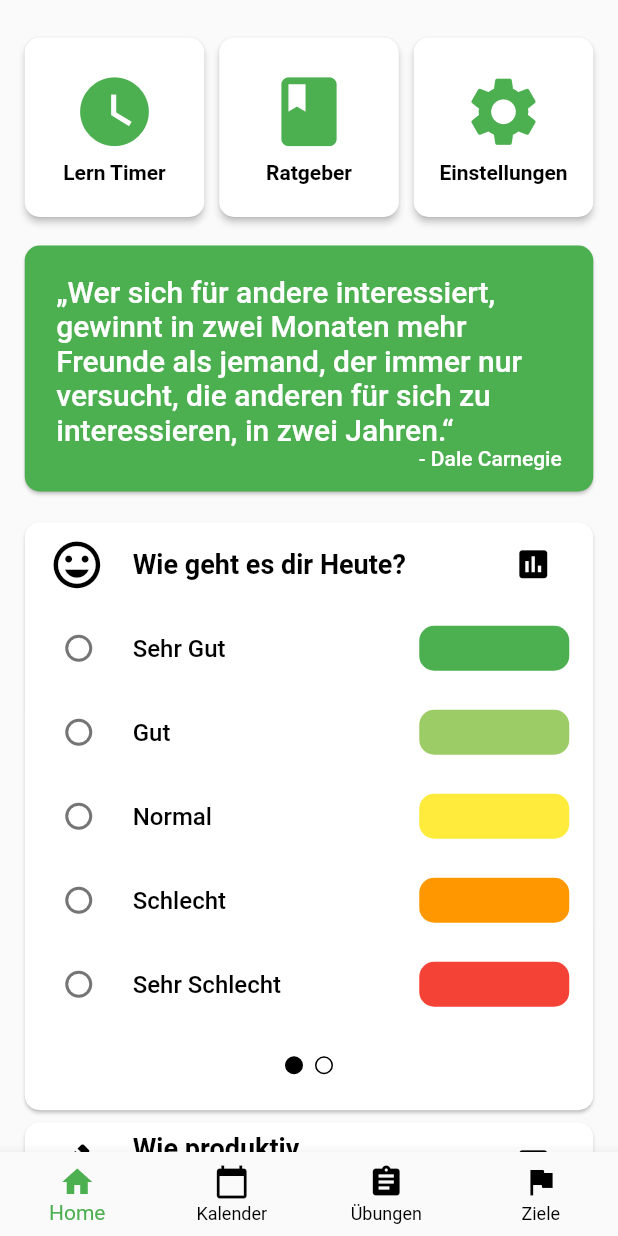
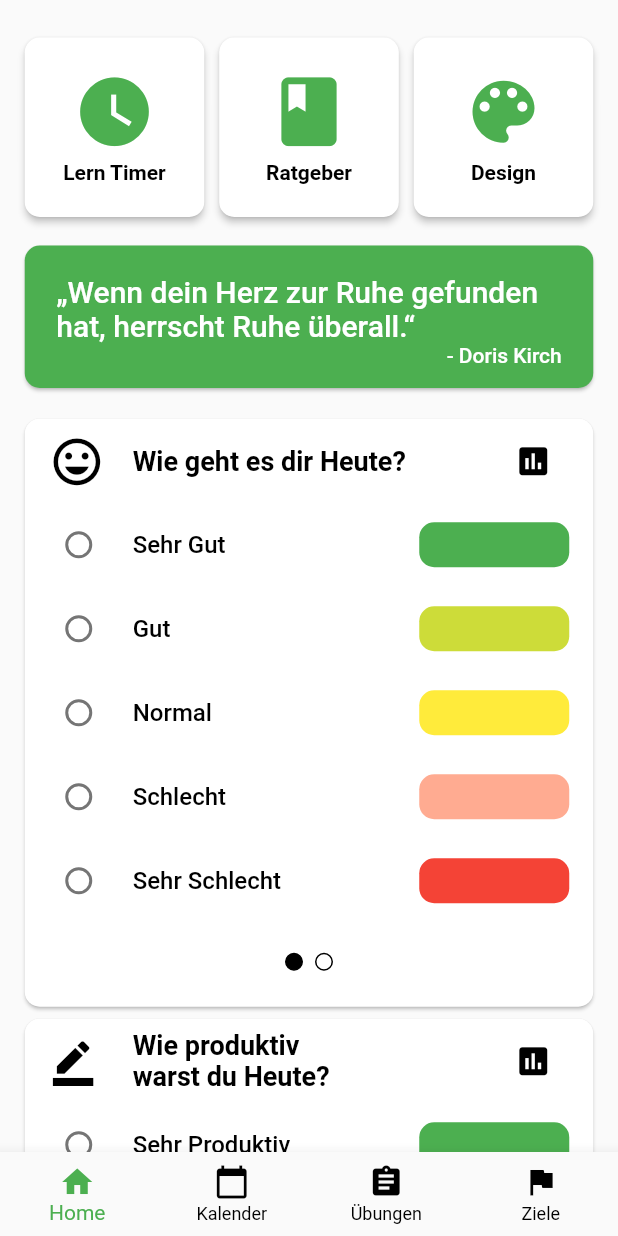
Before and after one commit to Hankyyy/achtsamkeits-app, a Flutter app: the screen it shows after launch, on a phone screen of 412 x 824 dp. Run offline on Flutter 3.47's test engine with Material 2 defaults, Android fonts, the light colour scheme and no system bars; our stand-ins replace audioplayers, auto_size_text, charts_flutter, dynamic_theme, percent_indicator, sqflite and 1 more; missing offline and left inert: flutter_duration_picker; accounts and stored records are empty.

Commit message:
Einstellung zu Design, Animationen, Tracker

```diff
--- a/lib/HomeScreen/ButtonWidget.dart
+++ b/lib/HomeScreen/ButtonWidget.dart
@@ -85,7 +85,7 @@
               mainAxisAlignment: MainAxisAlignment.center,
               children: <Widget>[
                 Icon(
-                  Icons.settings,
+                  Icons.color_lens,
                   size: _quButtonIconSize,
                   color: Theme.of(context).primaryColor,
                 ),
@@ -93,9 +93,9 @@
                   padding: EdgeInsets.only(top: 5.0),
                 ),
                 Text(
-                  "Einstellungen",
+                  "Design",
                   style: Theme.of(context).textTheme.button,
-                )
+                ),
               ],
             ),
             onPressed: () {
--- a/lib/HomeScreen/GefuhlTrackerWidget.dart
+++ b/lib/HomeScreen/GefuhlTrackerWidget.dart
@@ -149,7 +149,7 @@
                     height: 30.0,
                     width: 100.0,
                     decoration: BoxDecoration(
-                        color: Colors.lightGreen[400],
+                        color: Colors.lime,
                         borderRadius:
                         BorderRadius.all(const Radius.circular(10.0))),
                   ),
@@ -183,7 +183,7 @@
                     height: 30.0,
                     width: 100.0,
                     decoration: BoxDecoration(
-                        color: Colors.orange,
+                        color: Colors.deepOrange[200],
                         borderRadius:
                         BorderRadius.all(const Radius.circular(10.0))),
                   ),
@@ -262,7 +262,7 @@
                   height: 30.0,
                   width: 100.0,
                   decoration: BoxDecoration(
-                      color: Colors.lightGreen[400],
+                      color: Colors.lime,
                       borderRadius:
                           BorderRadius.all(const Radius.circular(10.0))),
                 ),
@@ -326,7 +326,7 @@
                   height: 30.0,
                   width: 100.0,
                   decoration: BoxDecoration(
-                      color: Colors.orange,
+                      color: Colors.deepOrange[200],
                       borderRadius:
                           BorderRadius.all(const Radius.circular(10.0))),
                 ),
@@ -413,7 +413,9 @@
           [
             charts.Series<gefTemp, String>(
               id: 'Gefühle',
-              colorFn: (_, __) => charts.MaterialPalette.gray.shadeDefault,
+              measureUpperBoundFn: (gefTemp sales, int) => 5,
+              measureLowerBoundFn: (gefTemp sales, int) => 5,
+              colorFn: (gefTemp sales, __) => getColor(sales.sales),
               domainFn: (gefTemp sales, _) => sales.date,
               measureFn: (gefTemp sales, _) => sales.sales,
               data: getList(gef),
@@ -429,6 +431,22 @@
         );
       },
     );
+  }
+
+  charts.Color getColor(int i) {
+
+    switch(i){
+
+      case 0: return charts.MaterialPalette.white; break;
+      case 1: return charts.MaterialPalette.red.shadeDefault; break;
+      case 2: return charts.MaterialPalette.deepOrange.shadeDefault.lighter; break;
+      case 3: return charts.MaterialPalette.yellow.shadeDefault; break;
+      case 4: return charts.MaterialPalette.lime.shadeDefault; break;
+      case 5: return charts.MaterialPalette.green.shadeDefault; break;
+
+    }
+
+
   }
 
   List<gefTemp> getList(var gef) {
--- a/lib/HomeScreen/ProduktivitatTrackerWidget.dart
+++ b/lib/HomeScreen/ProduktivitatTrackerWidget.dart
@@ -142,7 +142,7 @@
                     height: 30.0,
                     width: 100.0,
                     decoration: BoxDecoration(
-                        color: Colors.lightGreen[400],
+                        color: Colors.lime,
                         borderRadius:
                         BorderRadius.all(const Radius.circular(10.0))),
                   ),
@@ -176,7 +176,7 @@
                     height: 30.0,
                     width: 100.0,
                     decoration: BoxDecoration(
-                        color: Colors.orange,
+                        color: Colors.deepOrange[200],
                         borderRadius:
                         BorderRadius.all(const Radius.circular(10.0))),
                   ),
@@ -250,7 +250,7 @@
                   height: 30.0,
                   width: 100.0,
                   decoration: BoxDecoration(
-                      color: Colors.lightGreen[400],
+                      color: Colors.lime,
                       borderRadius:
                           BorderRadius.all(const Radius.circular(10.0))),
                 ),
@@ -310,7 +310,7 @@
                   height: 30.0,
                   width: 100.0,
                   decoration: BoxDecoration(
-                      color: Colors.orange,
+                      color: Colors.deepOrange[200],
                       borderRadius:
                           BorderRadius.all(const Radius.circular(10.0))),
                 ),
@@ -393,7 +393,10 @@
           [
             charts.Series<proTemp, String>(
               id: 'Produktivität',
-              colorFn: (_, __) => charts.MaterialPalette.gray.shadeDefault,
+
+              measureUpperBoundFn: (proTemp sales, int) => 5,
+              measureLowerBoundFn: (proTemp sales, int) => 5,
+              colorFn: (proTemp sales, __) => getColor(sales.sales),
               domainFn: (proTemp sales, _) => sales.date,
               measureFn: (proTemp sales, _) => sales.sales,
               data: getList(pro),
@@ -409,6 +412,22 @@
         );
       },
     );
+  }
+
+  charts.Color getColor(int i) {
+
+    switch(i){
+
+      case 0: return charts.MaterialPalette.white; break;
+      case 1: return charts.MaterialPalette.red.shadeDefault; break;
+      case 2: return charts.MaterialPalette.deepOrange.shadeDefault.lighter; break;
+      case 3: return charts.MaterialPalette.yellow.shadeDefault; break;
+      case 4: return charts.MaterialPalette.lime.shadeDefault; break;
+      case 5: return charts.MaterialPalette.green.shadeDefault; break;
+
+    }
+
+
   }
 
   List<proTemp> getList(var gef) {
--- a/lib/HomeScreen/ZitatWidgetUtils.dart
+++ b/lib/HomeScreen/ZitatWidgetUtils.dart
@@ -153,5 +153,23 @@
           "Ungewohnte Situationen können bedrohlich wirken. Du siehst dich um und es ist unheimlich und anders. Aber ihnen in's Gesicht zu sehen, sich ihnen zu stellen wie ein Stier, daran wachsen wir Menschen.",
       autor: "Rick Sanchez",
     ),
+    Zitat(
+      id: 25,
+      inhalt:
+      "Eine halbe Stunde Meditation ist absolut notwendig, außer, wenn man sehr beschäftigt ist, dann braucht man eine ganze Stunde.",
+      autor: "Franz von Sales",
+    ),
+    Zitat(
+      id: 25,
+      inhalt:
+      "Das Leben ist kein Problem, das es zu lösen, sondern eine Wirklichkeit, die es zu erfahren gilt.",
+      autor: "Buddha",
+    ),
+    Zitat(
+      id: 25,
+      inhalt:
+      "Meditation macht aus uns niemand anderen, sondern den, der wir immer gewesen sind.",
+      autor: "Carl Friedrich von Weizsäcker",
+    ),
   ];
 }
--- a/lib/RatgeberScreen/RatgeberScreen.dart
+++ b/lib/RatgeberScreen/RatgeberScreen.dart
@@ -51,7 +51,7 @@
                     padding: EdgeInsets.only(left: 15, right: 15, bottom: 15),
                     child: Text(
                       ratgeberList()[index].inhalt,
-                      style: Theme.of(context).textTheme.body1,
+                      style: Theme.of(context).textTheme.subhead,
                     ),
                   ),
                 ],
--- a/lib/Theme/Theme.dart
+++ b/lib/Theme/Theme.dart
@@ -196,6 +196,10 @@
     color: Colors.black,
     fontSize: 16.0,
   ),
+  subhead: TextStyle(
+    color: Colors.black,
+    fontSize: 16.0,
+  ),
   button: TextStyle(
     color: Colors.black,
     fontSize: 14.0,
@@ -240,6 +244,10 @@
     //fontWeight: FontWeight.bold,
   ),
   body2: TextStyle(
+    color: Colors.white,
+    fontSize: 16.0,
+  ),
+  subhead: TextStyle(
     color: Colors.white,
     fontSize: 16.0,
   ),
@@ -298,7 +306,7 @@
 
 
 /*
-
+charts.MaterialPalette.gray.shadeDefault,
 
 
  */
--- a/lib/TrackerKalenderScreen/TrackerKalenderScreen.dart
+++ b/lib/TrackerKalenderScreen/TrackerKalenderScreen.dart
@@ -188,11 +188,11 @@
     case 5:
       return Colors.green;
     case 4:
-      return Colors.lightGreen[400];
+      return Colors.lime;
     case 3:
       return Colors.yellow;
     case 2:
-      return Colors.orange;
+      return Colors.deepOrange[200];
     case 1:
       return Colors.red;
   }
```
Also changed, not shown: lib/Database/dbHelper.dart (+16 -16 lines), lib/EinstellungenScreen/EinstellungenScreen.dart (+5 -20 lines), lib/KalenderScreen/KalenderScreen.dart (+22 -26 lines), lib/ZieleScreen/ZielCardWidget.dart (+18 -9 lines).
